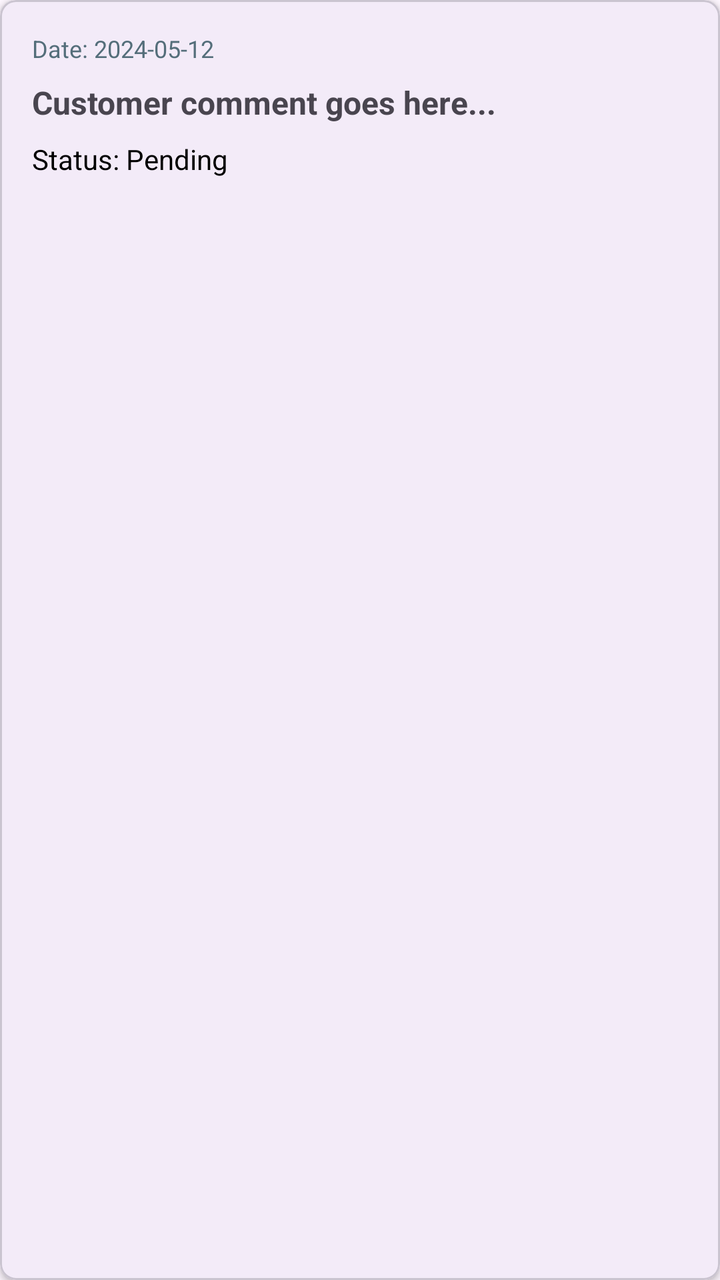
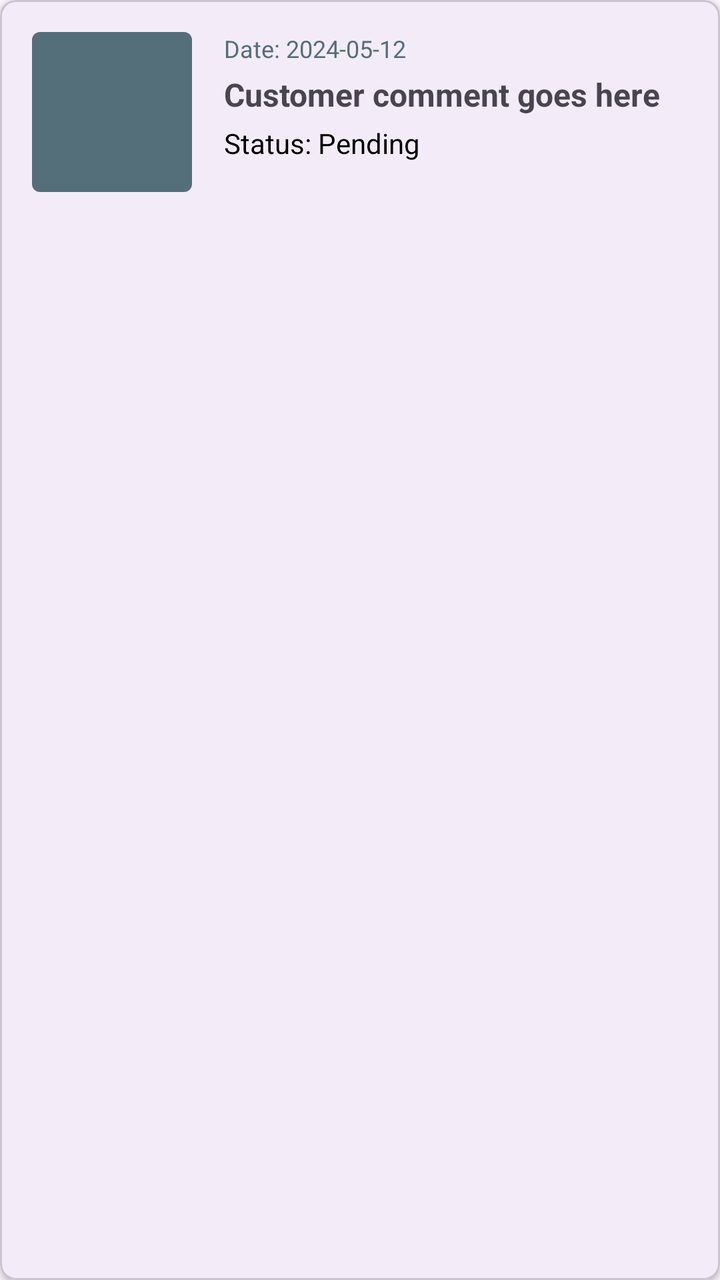

The first picture is an Android layout as it rendered before a commit; the second is the same layout after the commit. The layout source and the unified diff follow.
<!-- AndroidManifest.xml: application theme Theme.ReceiptFlow -->
<!-- res/layout/item_receipt.xml -->
<?xml version="1.0" encoding="utf-8"?>
<com.google.android.material.card.MaterialCardView xmlns:android="http://schemas.android.com/apk/res/android"
    xmlns:app="http://schemas.android.com/apk/res-auto"
    android:layout_width="match_parent"
    android:layout_height="wrap_content"
    android:layout_marginHorizontal="16dp"
    android:layout_marginVertical="8dp"
    app:cardCornerRadius="8dp"
    app:cardElevation="2dp">

    <LinearLayout
        android:layout_width="match_parent"
        android:layout_height="wrap_content"
        android:orientation="vertical"
        android:padding="16dp">

        <com.google.android.material.textview.MaterialTextView
            android:id="@+id/textViewReceiptDate"
            android:layout_width="wrap_content"
            android:layout_height="wrap_content"
            android:text="Date: 2024-05-12"
            android:textSize="12sp"
            android:textColor="@color/hintColor" />

        <com.google.android.material.textview.MaterialTextView
            android:id="@+id/textViewReceiptComment"
            android:layout_width="match_parent"
            android:layout_height="wrap_content"
            android:layout_marginTop="8dp"
            android:text="Customer comment goes here..."
            android:textSize="16sp"
            android:textStyle="bold" />

        <com.google.android.material.textview.MaterialTextView
            android:id="@+id/textViewReceiptStatus"
            android:layout_width="wrap_content"
            android:layout_height="wrap_content"
            android:layout_marginTop="8dp"
            android:text="Status: Pending"
            android:textSize="14sp"
            android:textColor="@color/black" />

    </LinearLayout>

</com.google.android.material.card.MaterialCardView>
<!-- resources referenced by this layout -->
<resources>
  <color name="black">#FF000000</color>
  <color name="hintColor">#546E7A</color>
  <style name="Theme.ReceiptFlow" parent="Base.Theme.ReceiptFlow" />
  <style name="Base.Theme.ReceiptFlow" parent="Theme.Material3.DayNight.NoActionBar">
          
          
      </style>
</resources>

<!-- the commit's change to res/layout/item_receipt.xml (unified diff, before → after) -->
@@ -11,34 +11,53 @@
     <LinearLayout
         android:layout_width="match_parent"
         android:layout_height="wrap_content"
-        android:orientation="vertical"
+        android:orientation="horizontal"
         android:padding="16dp">
 
-        <com.google.android.material.textview.MaterialTextView
-            android:id="@+id/textViewReceiptDate"
-            android:layout_width="wrap_content"
+        <com.google.android.material.imageview.ShapeableImageView
+            android:id="@+id/imageViewThumbnail"
+            android:layout_width="80dp"
+            android:layout_height="80dp"
+            android:layout_marginEnd="16dp"
+            android:scaleType="centerCrop"
+            android:background="@color/hintColor"
+            app:shapeAppearanceOverlay="@style/ShapeAppearance.Material3.SmallComponent" />
+
+        <LinearLayout
+            android:layout_width="0dp"
             android:layout_height="wrap_content"
-            android:text="Date: 2024-05-12"
-            android:textSize="12sp"
-            android:textColor="@color/hintColor" />
+            android:layout_weight="1"
+            android:orientation="vertical">
 
-        <com.google.android.material.textview.MaterialTextView
-            android:id="@+id/textViewReceiptComment"
-            android:layout_width="match_parent"
-            android:layout_height="wrap_content"
-            android:layout_marginTop="8dp"
-            android:text="Customer comment goes here..."
-            android:textSize="16sp"
-            android:textStyle="bold" />
+            <com.google.android.material.textview.MaterialTextView
+                android:id="@+id/textViewReceiptDate"
+                android:layout_width="wrap_content"
+                android:layout_height="wrap_content"
+                android:text="Date: 2024-05-12"
+                android:textSize="12sp"
+                android:textColor="@color/hintColor" />
 
-        <com.google.android.material.textview.MaterialTextView
-            android:id="@+id/textViewReceiptStatus"
-            android:layout_width="wrap_content"
-            android:layout_height="wrap_content"
-            android:layout_marginTop="8dp"
-            android:text="Status: Pending"
-            android:textSize="14sp"
-            android:textColor="@color/black" />
+            <com.google.android.material.textview.MaterialTextView
+                android:id="@+id/textViewReceiptComment"
+                android:layout_width="match_parent"
+                android:layout_height="wrap_content"
+                android:layout_marginTop="4dp"
+                android:text="Customer comment goes here"
+                android:textSize="16sp"
+                android:textStyle="bold"
+                android:ellipsize="end"
+                android:maxLines="2" />
+
+            <com.google.android.material.textview.MaterialTextView
+                android:id="@+id/textViewReceiptStatus"
+                android:layout_width="wrap_content"
+                android:layout_height="wrap_content"
+                android:layout_marginTop="4dp"
+                android:text="Status: Pending"
+                android:textSize="14sp"
+                android:textColor="@color/black" />
+
+        </LinearLayout>
 
     </LinearLayout>
 
